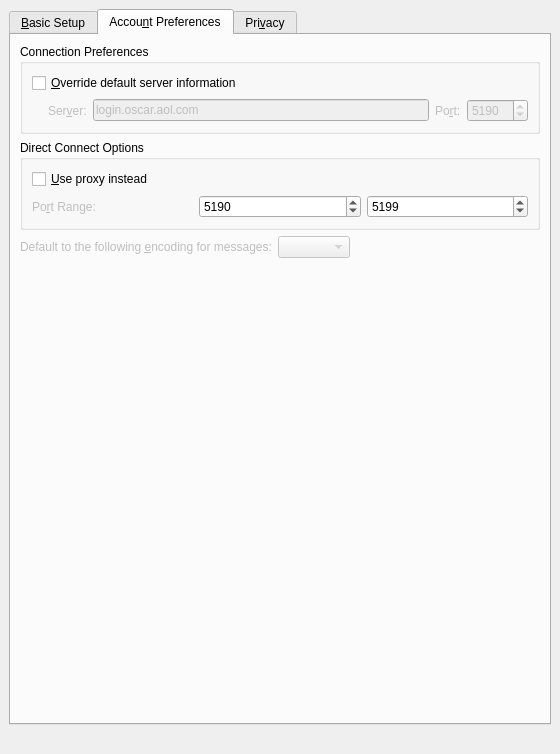
Old version of the form protocols/oscar/aim/ui/aimeditaccountui.ui in the repository KDE/kopete.
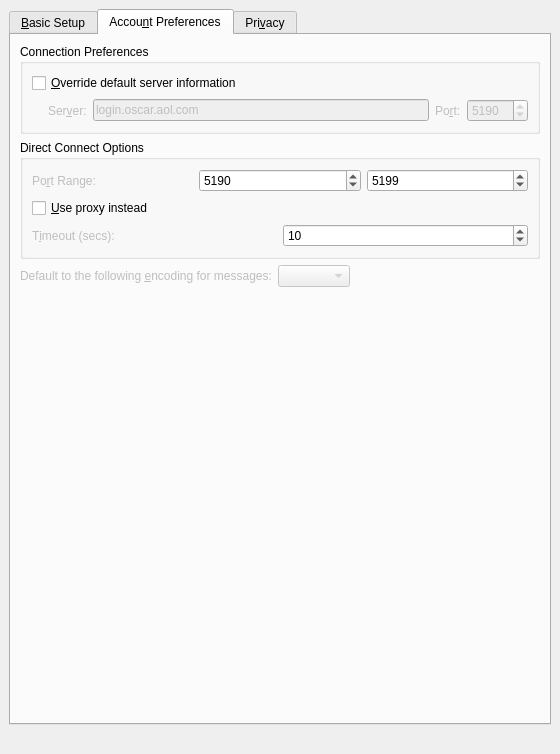
New version of the form. The open tabs and pages were chosen to show the change. Custom widgets are drawn as their Qt base class.

Commit message: added timeout to settings

```diff
--- a/protocols/oscar/aim/ui/aimeditaccountui.ui
+++ b/protocols/oscar/aim/ui/aimeditaccountui.ui
@@ -370,19 +370,6 @@
         <property name="spacing" >
          <number>6</number>
         </property>
-        <item>
-         <widget class="QCheckBox" name="chkFileProxy" >
-          <property name="toolTip" >
-           <string>Use AOL proxy server instead of direct connections. If you're behind a router that you don't control, you'll probably want this.</string>
-          </property>
-          <property name="whatsThis" >
-           <string>Use the AOL proxy server for things that would normally need a direct connection, like file transfers. You'll want this if there's a firewall or router that blocks connections to your computer and you can't get unblocked. If a direct connection fails, a proxy connection will be tried regardless of this setting.</string>
-          </property>
-          <property name="text" >
-           <string>&amp;Use proxy instead</string>
-          </property>
-         </widget>
-        </item>
         <item>
          <layout class="QHBoxLayout" >
           <property name="margin" >
@@ -456,6 +443,70 @@
           </item>
          </layout>
         </item>
+        <item>
+         <widget class="QCheckBox" name="chkFileProxy" >
+          <property name="toolTip" >
+           <string>Use AOL proxy server instead of direct connections. If you're behind a router that you don't control, you'll probably want this.</string>
+          </property>
+          <property name="whatsThis" >
+           <string>Use the AOL proxy server for things that would normally need a direct connection, like file transfers. You'll want this if there's a firewall or router that blocks connections to your computer and you can't get unblocked. If a direct connection fails, a proxy connection will be tried regardless of this setting.</string>
+          </property>
+          <property name="text" >
+           <string>&amp;Use proxy instead</string>
+          </property>
+         </widget>
+        </item>
+        <item>
+         <layout class="QHBoxLayout" >
+          <property name="margin" >
+           <number>0</number>
+          </property>
+          <property name="spacing" >
+           <number>6</number>
+          </property>
+          <item>
+           <widget class="QLabel" name="lblTimeout" >
+            <property name="enabled" >
+             <bool>false</bool>
+            </property>
+            <property name="toolTip" >
+             <string>Timeout for direct connections.</string>
+            </property>
+            <property name="whatsThis" >
+             <string>The number of seconds to wait for a connection to succeed before trying a different method.</string>
+            </property>
+            <property name="text" >
+             <string>T&amp;imeout (secs):</string>
+            </property>
+            <property name="buddy" >
+             <cstring>sbxTimeout</cstring>
+            </property>
+           </widget>
+          </item>
+          <item>
+           <widget class="QSpinBox" name="sbxTimeout" >
+            <property name="enabled" >
+             <bool>true</bool>
+            </property>
+            <property name="toolTip" >
+             <string>Timeout for direct connections.</string>
+            </property>
+            <property name="whatsThis" >
+             <string>The number of seconds to wait for a connection to succeed before trying a different method.</string>
+            </property>
+            <property name="maximum" >
+             <number>60</number>
+            </property>
+            <property name="minimum" >
+             <number>1</number>
+            </property>
+            <property name="value" >
+             <number>10</number>
+            </property>
+           </widget>
+          </item>
+         </layout>
+        </item>
        </layout>
       </widget>
      </item>
```
The commit also changes 5 other files.
